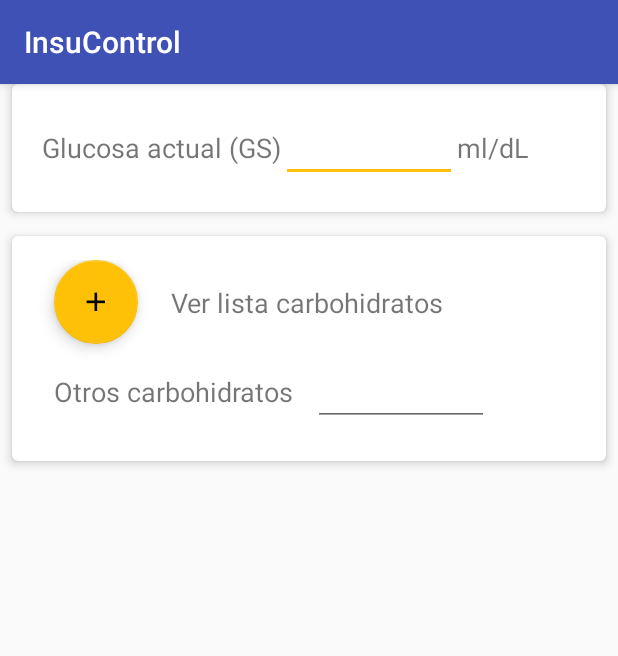
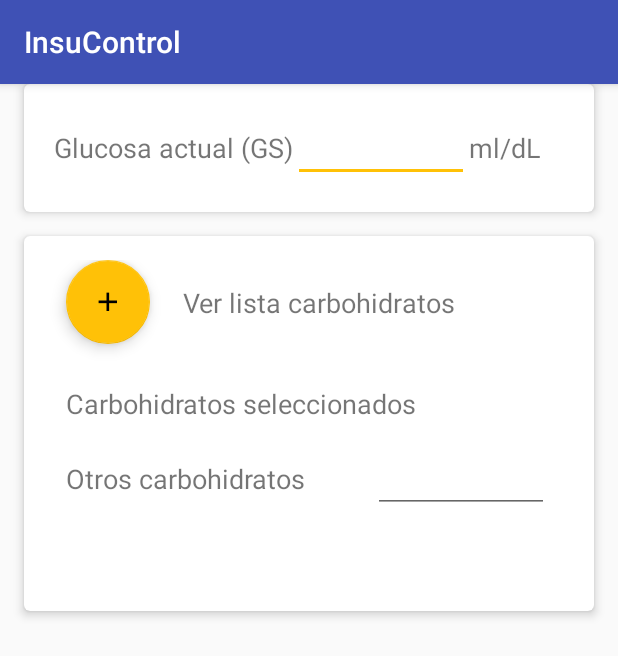
Before and after one commit to lnlindao/Insucontrol, an Android app: the HomeActivity screen opened directly, with no data from a screen before it, on a phone screen of 412 x 824 dp. Shown: the top 656 px of the screen. Run offline under Robolectric (Android 15) with nearby library versions, the light colour scheme and no system bars.

Commit message:
Lista Ch

```diff
--- a/InsuControl/app/src/main/res/layout/activity_home.xml
+++ b/InsuControl/app/src/main/res/layout/activity_home.xml
@@ -1,5 +1,5 @@
 <?xml version="1.0" encoding="utf-8"?>
-<android.support.constraint.ConstraintLayout xmlns:android="http://schemas.android.com/apk/res/android"
+<ScrollView xmlns:android="http://schemas.android.com/apk/res/android"
     xmlns:app="http://schemas.android.com/apk/res-auto"
     xmlns:tools="http://schemas.android.com/tools"
     android:layout_width="match_parent"
@@ -7,13 +7,14 @@
     android:isScrollContainer="true"
     tools:context="com.example.espol.insucontrol.HomeActivity">
 
-    <LinearLayout
-        android:layout_width="0dp"
-        android:layout_height="495dp"
-        android:orientation="vertical"
-        app:layout_constraintLeft_toLeftOf="parent"
-        app:layout_constraintRight_toRightOf="parent"
-        tools:layout_editor_absoluteY="8dp">
+    <RelativeLayout
+        android:layout_width="match_parent"
+        android:layout_height="match_parent"
+        android:layout_marginEnd="8dp"
+        android:layout_marginLeft="8dp"
+        android:layout_marginRight="8dp"
+        android:layout_marginStart="8dp"
+        tools:layout_editor_absoluteY="0dp">
 
         <android.support.v7.widget.CardView
             android:id="@+id/card_gs"
@@ -71,9 +72,10 @@
         <android.support.v7.widget.CardView
             android:id="@+id/card_ch"
             android:layout_width="match_parent"
-            android:layout_height="150dp"
+            android:layout_height="250dp"
             android:layout_below="@+id/card_gs"
             android:layout_gravity="center"
+            android:layout_marginBottom="30dp"
             android:layout_marginEnd="8dp"
             android:layout_marginLeft="8dp"
             android:layout_marginRight="8dp"
@@ -92,15 +94,6 @@
                 android:layout_width="match_parent"
                 android:layout_height="match_parent">
 
-                <android.support.v7.widget.Toolbar
-                    android:id="@+id/toolbarCard"
-                    android:layout_width="match_parent"
-                    android:layout_height="wrap_content"
-                    android:background="@android:color/white"
-                    app:popupTheme="@style/Theme.AppCompat.Light"
-                    app:subtitleTextAppearance="@style/AppTheme"
-                    app:theme="@style/AppTheme"
-                    app:titleTextAppearance="@style/AppTheme" />
 
                 <android.support.design.widget.FloatingActionButton
                     android:id="@+id/verListaCh"
@@ -119,43 +112,54 @@
                     android:id="@+id/lblListaCh"
                     android:layout_width="wrap_content"
                     android:layout_height="wrap_content"
+                    android:layout_alignBottom="@+id/verListaCh"
+                    android:layout_marginBottom="15dp"
                     android:layout_marginLeft="22dp"
                     android:layout_marginStart="22dp"
+                    android:layout_toEndOf="@+id/verListaCh"
+                    android:layout_toRightOf="@+id/verListaCh"
                     android:text="Ver lista carbohidratos"
-                    android:textSize="18sp"
-                    android:layout_alignBottom="@+id/verListaCh"
-                    android:layout_toRightOf="@+id/verListaCh"
-                    android:layout_toEndOf="@+id/verListaCh"
-                    android:layout_marginBottom="15dp" />
+                    android:textSize="18sp" />
 
                 <TextView
                     android:id="@+id/lblOtrosCh"
                     android:layout_width="wrap_content"
                     android:layout_height="wrap_content"
-                    android:text="Otros carbohidratos"
+                    android:layout_marginTop="27dp"
+                    android:text="Carbohidratos seleccionados"
                     android:textSize="18sp"
                     android:layout_below="@+id/verListaCh"
                     android:layout_alignLeft="@+id/verListaCh"
-                    android:layout_alignStart="@+id/verListaCh"
-                    android:layout_marginTop="19dp" />
+                    android:layout_alignStart="@+id/verListaCh" />
+
+                <TextView
+                    android:id="@+id/lblChSeleccionados"
+                    android:layout_width="wrap_content"
+                    android:layout_height="wrap_content"
+                    android:text="Otros carbohidratos"
+                    android:textSize="18sp"
+                    android:layout_alignBaseline="@+id/editText"
+                    android:layout_alignBottom="@+id/editText"
+                    android:layout_alignLeft="@+id/lblOtrosCh"
+                    android:layout_alignStart="@+id/lblOtrosCh" />
 
                 <EditText
                     android:id="@+id/editText"
                     android:layout_width="117dp"
                     android:layout_height="wrap_content"
-                    android:layout_alignBaseline="@+id/lblOtrosCh"
-                    android:layout_alignBottom="@+id/lblOtrosCh"
-                    android:layout_marginLeft="13dp"
-                    android:layout_marginStart="13dp"
-                    android:layout_toEndOf="@+id/lblOtrosCh"
-                    android:layout_toRightOf="@+id/lblOtrosCh"
                     android:ems="10"
-                    android:inputType="textPersonName" />
+                    android:inputType="textPersonName"
+                    android:layout_below="@+id/lblOtrosCh"
+                    android:layout_alignParentRight="true"
+                    android:layout_alignParentEnd="true"
+                    android:layout_marginRight="14dp"
+                    android:layout_marginEnd="14dp"
+                    android:layout_marginTop="15dp" />
 
             </RelativeLayout>
 
         </android.support.v7.widget.CardView>
 
-    </LinearLayout>
+    </RelativeLayout>
 
-</android.support.constraint.ConstraintLayout>
+</ScrollView>
```
